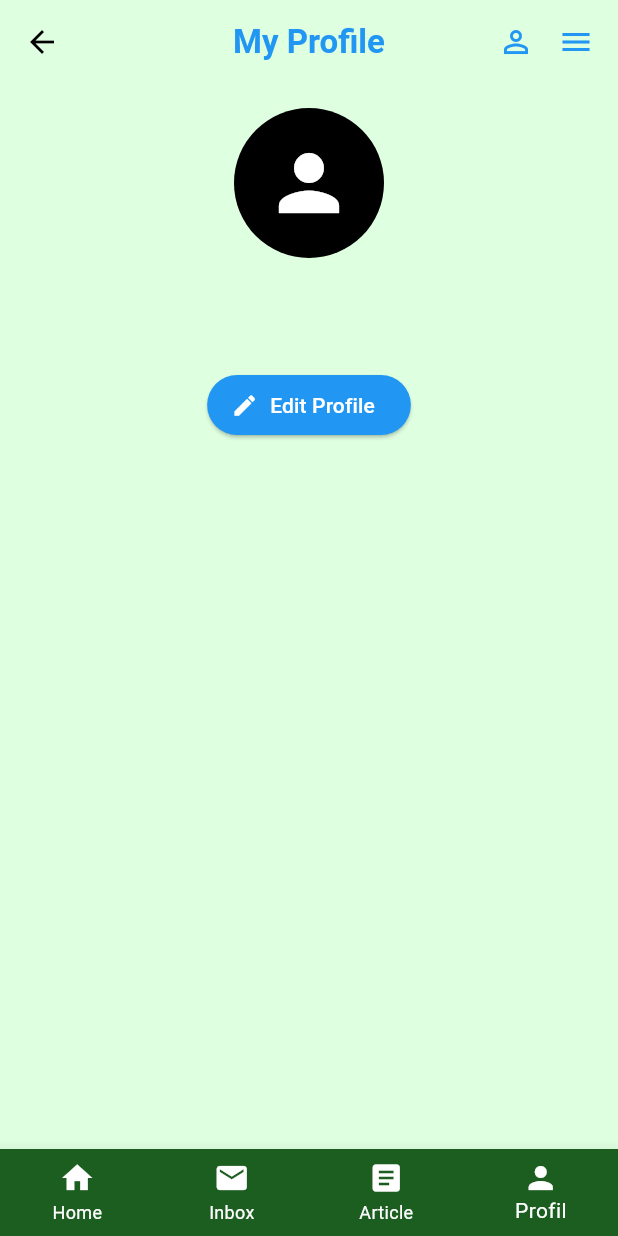
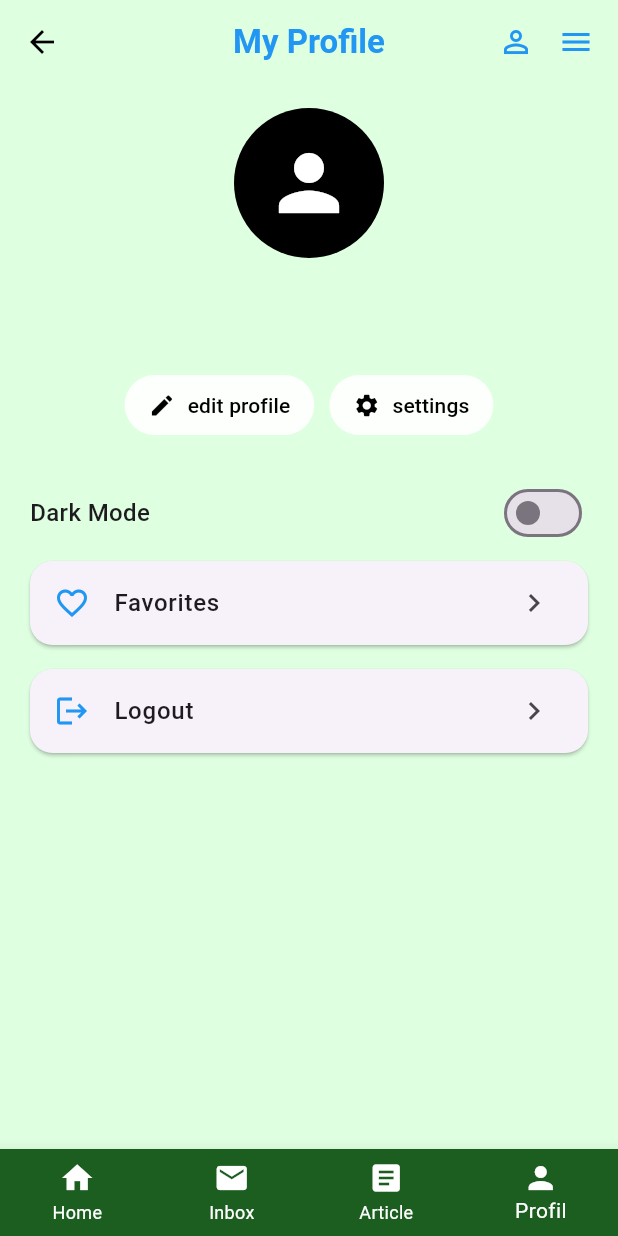
Before and after one commit to Juv-andrew/groupie, a Flutter app: the ProfilePage screen opened directly, on a phone screen of 412 x 824 dp. Run offline on Flutter 3.47's test engine with Material 3 defaults, Android fonts, the phone set to English and light mode, and no system bars; our stand-ins replace share_plus, shared_preferences, smooth_page_indicator; accounts and stored records are empty; network calls fail.

Commit message:
nah coba lagi
pull kan

```diff
--- a/lib/ProfilPage.dart
+++ b/lib/ProfilPage.dart
@@ -8,7 +8,6 @@ import 'favorite.dart';
 import 'theme_provider.dart';
 import 'package:shared_preferences/shared_preferences.dart';
 
-
 class ProfilePage extends StatefulWidget {
   const ProfilePage({super.key});
 
@@ -17,7 +16,6 @@ class ProfilePage extends StatefulWidget {
 }
 
 class _ProfilePageState extends State<ProfilePage> {
-  String username = 'Groupie'; // <- Ganti sini kalau mau ubah nama default
   String userName = '';
   String userEmail = '';
 
@@ -36,9 +34,13 @@ class _ProfilePageState extends State<ProfilePage> {
 
   @override
   Widget build(BuildContext context) {
-
+    final themeProvider = Provider.of<ThemeProvider>(context);
+    bool isDarkMode = themeProvider.isDarkMode;
     return Scaffold(
-      backgroundColor:const Color(0xFFDFFFE1),
+      backgroundColor:
+          Theme.of(context).brightness == Brightness.dark
+              ? Colors.black
+              : const Color(0xFFDFFFE1),
       appBar: AppBar(
         backgroundColor: Colors.transparent,
         elevation: 0,
@@ -86,53 +88,62 @@ class _ProfilePageState extends State<ProfilePage> {
 
                   if (newUsername != null && newUsername.isNotEmpty) {
                     setState(() {
-                      username = newUsername; // PERBAIKAN DI SINI
-
+                      userName = newUsername;
                     });
                   }
                 },
-                icon: const Icon(Icons.edit),
-                label: const Text("Edit Profile"),
+                icon: const Icon(Icons.edit, color: Colors.black),
+                label: const Text(
+                  'edit profile',
+                  style: TextStyle(
+                    color: Colors.black,
+                    fontWeight: FontWeight.w500,
+                  ),
+                ),
                 style: ElevatedButton.styleFrom(
-                  backgroundColor: Colors.blue,
-                  foregroundColor: Colors.white,
+                  backgroundColor: Colors.white.withOpacity(0.9),
+                  elevation: 0,
                   shape: RoundedRectangleBorder(
-                    borderRadius: BorderRadius.circular(30),
+                    borderRadius: BorderRadius.circular(20),
+                  ),
+                  padding: const EdgeInsets.symmetric(
+                    horizontal: 16,
+                    vertical: 8,
                   ),
                 ),
               ),
+              const SizedBox(width: 10),
+              _buildMiniButton(Icons.settings, 'settings'),
             ],
           ),
           const SizedBox(height: 24),
-
-//           Padding(
-//             padding: const EdgeInsets.symmetric(horizontal: 20),
-//             child: Row(
-//               mainAxisAlignment: MainAxisAlignment.spaceBetween,
-//               children: [
-//                 const Text(
-//                   'Dark Mode',
-//                   style: TextStyle(fontSize: 16, fontWeight: FontWeight.w500),
-//                 ),
-//                 Switch(
-//                   value: isDarkMode,
-//                   onChanged: (value) {
-//                     themeProvider.toggleTheme(value);
-//                   },
-//                 ),
-//               ],
-//             ),
-//           ),
-//           Expanded(
-//             child: ListView(
-//               padding: const EdgeInsets.symmetric(horizontal: 20),
-//               children: [
-//                 _buildProfileOption(Icons.favorite_border, 'Favorites'),
-//                 _buildProfileOption(Icons.logout, 'Logout'),
-//               ],
-//             ),
-//           ),
-// >>>>>>> 25b5930ccda050cf8dcdbdc1d5cb908e99503ab9
+          Padding(
+            padding: const EdgeInsets.symmetric(horizontal: 20),
+            child: Row(
+              mainAxisAlignment: MainAxisAlignment.spaceBetween,
+              children: [
+                const Text(
+                  'Dark Mode',
+                  style: TextStyle(fontSize: 16, fontWeight: FontWeight.w500),
+                ),
+                Switch(
+                  value: isDarkMode,
+                  onChanged: (value) {
+                    themeProvider.toggleTheme(value);
+                  },
+                ),
+              ],
+            ),
+          ),
+          Expanded(
+            child: ListView(
+              padding: const EdgeInsets.symmetric(horizontal: 20),
+              children: [
+                _buildProfileOption(Icons.favorite_border, 'Favorites'),
+                _buildProfileOption(Icons.logout, 'Logout'),
+              ],
+            ),
+          ),
         ],
       ),
       bottomNavigationBar: BottomNavigationBar(
@@ -224,5 +235,4 @@ class _ProfilePageState extends State<ProfilePage> {
       ),
     );
   }
-
 }
--- a/lib/consultation.dart
+++ b/lib/consultation.dart
@@ -9,7 +9,6 @@ import 'artikel.dart';
 import 'package:provider/provider.dart';
 import 'favorite_provider.dart';
 import 'package:project/shop_page.dart';
-
 
 class MedanDoctorApp extends StatelessWidget {
   const MedanDoctorApp({super.key});
@@ -216,9 +215,9 @@ class _KonsultasiPageState extends State<KonsultasiPage> {
           ),
           Expanded(
             child: ListView.builder(
-              itemCount: doctorList.length,
+              itemCount: filteredDoctors.length,
               itemBuilder: (context, index) {
-                final doctor = doctorList[index];
+                final doctor = filteredDoctors[index];
                 final isFavorited = favoriteProvider.isFavorite(
                   doctor['name']!,
                 );
```
